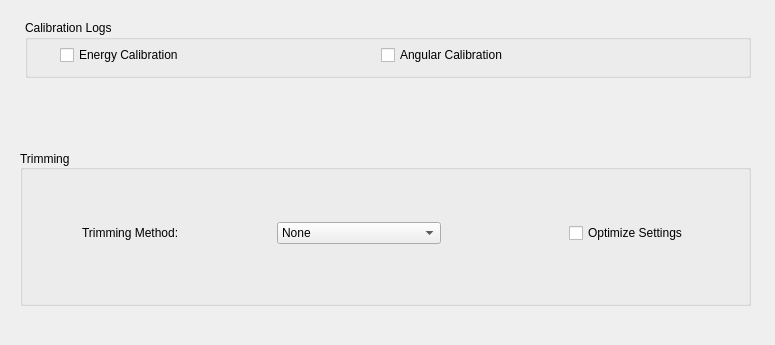
slsdetectorgroup/slsDetectorPackage, file slsDetectorGui/forms/form_tab_advanced.ui: the form before one commit.
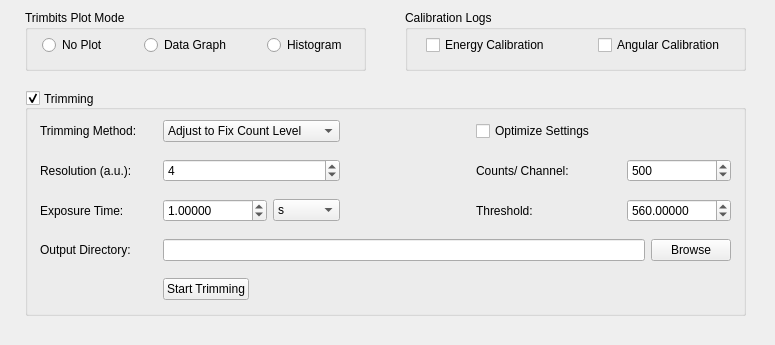
The form after the commit.

Commit message: added color to collapse in actions, changed angular for number of data to be received, corrected constant size scan widget

```diff
--- a/slsDetectorGui/forms/form_tab_advanced.ui
+++ b/slsDetectorGui/forms/form_tab_advanced.ui
@@ -11,7 +11,7 @@
    </rect>
   </property>
   <property name="sizePolicy">
-   <sizepolicy hsizetype="Preferred" vsizetype="Fixed">
+   <sizepolicy hsizetype="Fixed" vsizetype="Fixed">
     <horstretch>0</horstretch>
     <verstretch>0</verstretch>
    </sizepolicy>
@@ -31,58 +31,16 @@
   <property name="windowTitle">
    <string>Form</string>
   </property>
-  <widget class="QGroupBox" name="groupBox_3">
-   <property name="geometry">
-    <rect>
-     <x>25</x>
-     <y>20</y>
-     <width>726</width>
-     <height>58</height>
-    </rect>
-   </property>
-   <property name="title">
-    <string>Calibration Logs</string>
-   </property>
-   <widget class="QWidget" name="horizontalLayoutWidget_2">
-    <property name="geometry">
-     <rect>
-      <x>35</x>
-      <y>20</y>
-      <width>626</width>
-      <height>31</height>
-     </rect>
-    </property>
-    <layout class="QHBoxLayout" name="horizontalLayout_3">
-     <property name="spacing">
-      <number>15</number>
-     </property>
-     <item>
-      <widget class="QCheckBox" name="checkBox_3">
-       <property name="text">
-        <string>Energy Calibration</string>
-       </property>
-      </widget>
-     </item>
-     <item>
-      <widget class="QCheckBox" name="checkBox_4">
-       <property name="text">
-        <string>Angular Calibration</string>
-       </property>
-      </widget>
-     </item>
-    </layout>
-   </widget>
-  </widget>
   <widget class="QGroupBox" name="groupBox_4">
    <property name="enabled">
     <bool>true</bool>
    </property>
    <property name="geometry">
     <rect>
-     <x>20</x>
-     <y>150</y>
-     <width>731</width>
-     <height>156</height>
+     <x>25</x>
+     <y>90</y>
+     <width>721</width>
+     <height>226</height>
     </rect>
    </property>
    <property name="title">
@@ -94,34 +52,24 @@
    <property name="flat">
     <bool>false</bool>
    </property>
-   <widget class="QWidget" name="gridLayoutWidget_6">
+   <property name="checkable">
+    <bool>true</bool>
+   </property>
+   <widget class="QWidget" name="gridLayoutWidget_3">
     <property name="geometry">
      <rect>
       <x>15</x>
-      <y>20</y>
-      <width>701</width>
-      <height>126</height>
+      <y>25</y>
+      <width>691</width>
+      <height>195</height>
      </rect>
     </property>
-    <layout class="QGridLayout" name="gridLayout_6">
-     <item row="0" column="1">
-      <spacer name="horizontalSpacer_17">
-       <property name="orientation">
-        <enum>Qt::Horizontal</enum>
-       </property>
-       <property name="sizeType">
-        <enum>QSizePolicy::Fixed</enum>
-       </property>
-       <property name="sizeHint" stdset="0">
-        <size>
-         <width>45</width>
-         <height>10</height>
-        </size>
-       </property>
-      </spacer>
-     </item>
+    <layout class="QGridLayout" name="gridLayout_3">
+     <property name="verticalSpacing">
+      <number>12</number>
+     </property>
      <item row="0" column="0">
-      <widget class="QLabel" name="label">
+      <widget class="QLabel" name="label_5">
        <property name="sizePolicy">
         <sizepolicy hsizetype="Fixed" vsizetype="Preferred">
          <horstretch>0</horstretch>
@@ -133,33 +81,142 @@
        </property>
       </widget>
      </item>
-     <item row="0" column="2">
-      <widget class="QComboBox" name="comboBox">
+     <item row="0" column="1">
+      <spacer name="horizontalSpacer_2">
+       <property name="orientation">
+        <enum>Qt::Horizontal</enum>
+       </property>
+       <property name="sizeType">
+        <enum>QSizePolicy::Fixed</enum>
+       </property>
+       <property name="sizeHint" stdset="0">
+        <size>
+         <width>20</width>
+         <height>20</height>
+        </size>
+       </property>
+      </spacer>
+     </item>
+     <item row="3" column="0">
+      <widget class="QLabel" name="label_14">
        <property name="sizePolicy">
-        <sizepolicy hsizetype="Fixed" vsizetype="Fixed">
+        <sizepolicy hsizetype="Fixed" vsizetype="Preferred">
          <horstretch>0</horstretch>
          <verstretch>0</verstretch>
         </sizepolicy>
        </property>
+       <property name="text">
+        <string>Exposure Time:</string>
+       </property>
+      </widget>
+     </item>
+     <item row="3" column="2">
+      <widget class="QDoubleSpinBox" name="spinExpTime">
+       <property name="enabled">
+        <bool>true</bool>
+       </property>
+       <property name="sizePolicy">
+        <sizepolicy hsizetype="Preferred" vsizetype="Fixed">
+         <horstretch>0</horstretch>
+         <verstretch>0</verstretch>
+        </sizepolicy>
+       </property>
+       <property name="minimumSize">
+        <size>
+         <width>0</width>
+         <height>0</height>
+        </size>
+       </property>
+       <property name="maximumSize">
+        <size>
+         <width>16777215</width>
+         <height>16777215</height>
+        </size>
+       </property>
+       <property name="toolTip">
+        <string>Exposure time of each frame. 
+ #exptime#</string>
+       </property>
+       <property name="alignment">
+        <set>Qt::AlignLeading|Qt::AlignLeft|Qt::AlignVCenter</set>
+       </property>
+       <property name="decimals">
+        <number>5</number>
+       </property>
+       <property name="minimum">
+        <double>0.000000000000000</double>
+       </property>
+       <property name="maximum">
+        <double>2000000000.000000000000000</double>
+       </property>
+       <property name="value">
+        <double>1.000000000000000</double>
+       </property>
+      </widget>
+     </item>
+     <item row="3" column="3">
+      <widget class="QComboBox" name="comboExpUnit">
+       <property name="enabled">
+        <bool>true</bool>
+       </property>
+       <property name="sizePolicy">
+        <sizepolicy hsizetype="Preferred" vsizetype="Fixed">
+         <horstretch>0</horstretch>
+         <verstretch>0</verstretch>
+        </sizepolicy>
+       </property>
+       <property name="minimumSize">
+        <size>
+         <width>0</width>
+         <height>0</height>
+        </size>
+       </property>
+       <property name="maximumSize">
+        <size>
+         <width>16777215</width>
+         <height>16777215</height>
+        </size>
+       </property>
+       <property name="layoutDirection">
+        <enum>Qt::LeftToRight</enum>
+       </property>
+       <property name="currentIndex">
+        <number>2</number>
+       </property>
        <item>
         <property name="text">
-         <string>None</string>
+         <string>hr</string>
         </property>
        </item>
        <item>
         <property name="text">
-         <string>Adjust to Fix Count Level</string>
+         <string>min</string>
         </property>
        </item>
        <item>
         <property name="text">
-         <string>Equalize to Median</string>
+         <string>s</string>
         </property>
        </item>
+       <item>
+        <property name="text">
+         <string>ms</string>
+        </property>
+       </item>
+       <item>
+        <property name="text">
+         <string>us</string>
+        </property>
+       </item>
+       <item>
+        <property name="text">
+         <string>ns</string>
+        </property>
+       </item>
       </widget>
      </item>
-     <item row="0" column="3">
-      <spacer name="horizontalSpacer_18">
+     <item row="3" column="6">
+      <spacer name="horizontalSpacer_3">
        <property name="orientation">
         <enum>Qt::Horizontal</enum>
        </property>
@@ -168,14 +225,79 @@
        </property>
        <property name="sizeHint" stdset="0">
         <size>
-         <width>75</width>
-         <height>10</height>
+         <width>20</width>
+         <height>20</height>
         </size>
        </property>
       </spacer>
      </item>
-     <item row="0" column="4">
-      <widget class="QCheckBox" name="chkSaveAll">
+     <item row="3" column="4">
+      <spacer name="horizontalSpacer_4">
+       <property name="orientation">
+        <enum>Qt::Horizontal</enum>
+       </property>
+       <property name="sizeType">
+        <enum>QSizePolicy::Expanding</enum>
+       </property>
+       <property name="sizeHint" stdset="0">
+        <size>
+         <width>50</width>
+         <height>20</height>
+        </size>
+       </property>
+      </spacer>
+     </item>
+     <item row="4" column="0">
+      <widget class="QLabel" name="label_16">
+       <property name="sizePolicy">
+        <sizepolicy hsizetype="Fixed" vsizetype="Preferred">
+         <horstretch>0</horstretch>
+         <verstretch>0</verstretch>
+        </sizepolicy>
+       </property>
+       <property name="text">
+        <string>Output Directory:</string>
+       </property>
+      </widget>
+     </item>
+     <item row="4" column="2" colspan="6">
+      <widget class="QLineEdit" name="dispOutput"/>
+     </item>
+     <item row="4" column="8">
+      <widget class="QPushButton" name="btnBrowseOutput">
+       <property name="sizePolicy">
+        <sizepolicy hsizetype="Fixed" vsizetype="Fixed">
+         <horstretch>0</horstretch>
+         <verstretch>0</verstretch>
+        </sizepolicy>
+       </property>
+       <property name="text">
+        <string>Browse</string>
+       </property>
+      </widget>
+     </item>
+     <item row="5" column="4">
+      <layout class="QHBoxLayout" name="horizontalLayout_4">
+       <property name="spacing">
+        <number>0</number>
+       </property>
+      </layout>
+     </item>
+     <item row="5" column="2">
+      <widget class="QPushButton" name="btnStartTrimming">
+       <property name="sizePolicy">
+        <sizepolicy hsizetype="Fixed" vsizetype="Fixed">
+         <horstretch>0</horstretch>
+         <verstretch>0</verstretch>
+        </sizepolicy>
+       </property>
+       <property name="text">
+        <string>Start Trimming</string>
+       </property>
+      </widget>
+     </item>
+     <item row="3" column="7" colspan="2">
+      <widget class="QDoubleSpinBox" name="spinExpTime_2">
        <property name="enabled">
         <bool>true</bool>
        </property>
@@ -184,9 +306,318 @@
          <horstretch>0</horstretch>
          <verstretch>0</verstretch>
         </sizepolicy>
+       </property>
+       <property name="minimumSize">
+        <size>
+         <width>0</width>
+         <height>0</height>
+        </size>
+       </property>
+       <property name="maximumSize">
+        <size>
+         <width>16777215</width>
+         <height>16777215</height>
+        </size>
+       </property>
+       <property name="toolTip">
+        <string>Exposure time of each frame. 
+ #exptime#</string>
+       </property>
+       <property name="alignment">
+        <set>Qt::AlignLeading|Qt::AlignLeft|Qt::AlignVCenter</set>
+       </property>
+       <property name="decimals">
+        <number>5</number>
+       </property>
+       <property name="minimum">
+        <double>0.000000000000000</double>
+       </property>
+       <property name="maximum">
+        <double>2000000000.000000000000000</double>
+       </property>
+       <property name="value">
+        <double>560.000000000000000</double>
+       </property>
+      </widget>
+     </item>
+     <item row="3" column="5">
+      <widget class="QLabel" name="label_15">
+       <property name="sizePolicy">
+        <sizepolicy hsizetype="Fixed" vsizetype="Preferred">
+         <horstretch>0</horstretch>
+         <verstretch>0</verstretch>
+        </sizepolicy>
+       </property>
+       <property name="toolTip">
+        <string>Sets the Threshold DAC</string>
+       </property>
+       <property name="text">
+        <string>Threshold:</string>
+       </property>
+      </widget>
+     </item>
+     <item row="0" column="5">
+      <widget class="QCheckBox" name="chkOptimize">
+       <property name="enabled">
+        <bool>true</bool>
+       </property>
+       <property name="sizePolicy">
+        <sizepolicy hsizetype="Fixed" vsizetype="Fixed">
+         <horstretch>0</horstretch>
+         <verstretch>0</verstretch>
+        </sizepolicy>
+       </property>
+       <property name="minimumSize">
+        <size>
+         <width>0</width>
+         <height>0</height>
+        </size>
        </property>
        <property name="text">
         <string>Optimize Settings</string>
+       </property>
+      </widget>
+     </item>
+     <item row="2" column="0">
+      <widget class="QLabel" name="label_17">
+       <property name="sizePolicy">
+        <sizepolicy hsizetype="Fixed" vsizetype="Preferred">
+         <horstretch>0</horstretch>
+         <verstretch>0</verstretch>
+        </sizepolicy>
+       </property>
+       <property name="text">
+        <string>Resolution (a.u.):</string>
+       </property>
+      </widget>
+     </item>
+     <item row="2" column="2" colspan="2">
+      <widget class="QSpinBox" name="spinNumMeasurements">
+       <property name="sizePolicy">
+        <sizepolicy hsizetype="Preferred" vsizetype="Fixed">
+         <horstretch>0</horstretch>
+         <verstretch>0</verstretch>
+        </sizepolicy>
+       </property>
+       <property name="toolTip">
+        <string>Number of measurements (not in real time) that will be acquired. 
+ #frames#</string>
+       </property>
+       <property name="statusTip">
+        <string/>
+       </property>
+       <property name="whatsThis">
+        <string/>
+       </property>
+       <property name="alignment">
+        <set>Qt::AlignLeading|Qt::AlignLeft|Qt::AlignVCenter</set>
+       </property>
+       <property name="suffix">
+        <string/>
+       </property>
+       <property name="minimum">
+        <number>1</number>
+       </property>
+       <property name="maximum">
+        <number>2000000000</number>
+       </property>
+       <property name="value">
+        <number>4</number>
+       </property>
+      </widget>
+     </item>
+     <item row="0" column="2" colspan="2">
+      <widget class="QComboBox" name="comboMethod">
+       <property name="sizePolicy">
+        <sizepolicy hsizetype="Fixed" vsizetype="Fixed">
+         <horstretch>0</horstretch>
+         <verstretch>0</verstretch>
+        </sizepolicy>
+       </property>
+       <property name="minimumSize">
+        <size>
+         <width>0</width>
+         <height>0</height>
+        </size>
+       </property>
+       <item>
+        <property name="text">
+         <string>Adjust to Fix Count Level     </string>
+        </property>
+       </item>
+       <item>
+        <property name="text">
+         <string>Equalize to Median</string>
+        </property>
+       </item>
+      </widget>
+     </item>
+     <item row="2" column="5">
+      <widget class="QLabel" name="label_18">
+       <property name="sizePolicy">
+        <sizepolicy hsizetype="Fixed" vsizetype="Preferred">
+         <horstretch>0</horstretch>
+         <verstretch>0</verstretch>
+        </sizepolicy>
+       </property>
+       <property name="text">
+        <string>Counts/ Channel:</string>
+       </property>
+      </widget>
+     </item>
+     <item row="2" column="7" colspan="2">
+      <widget class="QSpinBox" name="spinNumMeasurements_2">
+       <property name="sizePolicy">
+        <sizepolicy hsizetype="Preferred" vsizetype="Fixed">
+         <horstretch>0</horstretch>
+         <verstretch>0</verstretch>
+        </sizepolicy>
+       </property>
+       <property name="toolTip">
+        <string>Number of measurements (not in real time) that will be acquired. 
+ #frames#</string>
+       </property>
+       <property name="statusTip">
+        <string/>
+       </property>
+       <property name="whatsThis">
+        <string/>
+       </property>
+       <property name="alignment">
+        <set>Qt::AlignLeading|Qt::AlignLeft|Qt::AlignVCenter</set>
+       </property>
+       <property name="suffix">
+        <string/>
+       </property>
+       <property name="minimum">
+        <number>1</number>
+       </property>
+       <property name="maximum">
+        <number>2000000000</number>
+       </property>
+       <property name="value">
+        <number>500</number>
+       </property>
+      </widget>
+     </item>
+    </layout>
+   </widget>
+  </widget>
+  <widget class="QGroupBox" name="groupBox">
+   <property name="geometry">
+    <rect>
+     <x>25</x>
+     <y>10</y>
+     <width>341</width>
+     <height>61</height>
+    </rect>
+   </property>
+   <property name="title">
+    <string>Trimbits Plot Mode</string>
+   </property>
+   <widget class="QWidget" name="horizontalLayoutWidget">
+    <property name="geometry">
+     <rect>
+      <x>15</x>
+      <y>20</y>
+      <width>311</width>
+      <height>31</height>
+     </rect>
+    </property>
+    <layout class="QHBoxLayout" name="horizontalLayout">
+     <property name="spacing">
+      <number>34</number>
+     </property>
+     <item>
+      <widget class="QRadioButton" name="radioButton_4">
+       <property name="sizePolicy">
+        <sizepolicy hsizetype="Fixed" vsizetype="Fixed">
+         <horstretch>0</horstretch>
+         <verstretch>0</verstretch>
+        </sizepolicy>
+       </property>
+       <property name="text">
+        <string>No Plot</string>
+       </property>
+      </widget>
+     </item>
+     <item>
+      <widget class="QRadioButton" name="radioButton_5">
+       <property name="sizePolicy">
+        <sizepolicy hsizetype="Fixed" vsizetype="Fixed">
+         <horstretch>0</horstretch>
+         <verstretch>0</verstretch>
+        </sizepolicy>
+       </property>
+       <property name="text">
+        <string>Data Graph</string>
+       </property>
+      </widget>
+     </item>
+     <item>
+      <widget class="QRadioButton" name="radioButton_6">
+       <property name="sizePolicy">
+        <sizepolicy hsizetype="Fixed" vsizetype="Fixed">
+         <horstretch>0</horstretch>
+         <verstretch>0</verstretch>
+        </sizepolicy>
+       </property>
+       <property name="text">
+        <string>Histogram</string>
+       </property>
+      </widget>
+     </item>
+    </layout>
+   </widget>
+  </widget>
+  <widget class="QGroupBox" name="groupBox_2">
+   <property name="geometry">
+    <rect>
+     <x>405</x>
+     <y>10</y>
+     <width>341</width>
+     <height>61</height>
+    </rect>
+   </property>
+   <property name="title">
+    <string>Calibration Logs</string>
+   </property>
+   <widget class="QWidget" name="horizontalLayoutWidget_2">
+    <property name="geometry">
+     <rect>
+      <x>15</x>
+      <y>20</y>
+      <width>311</width>
+      <height>31</height>
+     </rect>
+    </property>
+    <layout class="QHBoxLayout" name="horizontalLayout_2">
+     <property name="spacing">
+      <number>42</number>
+     </property>
+     <item>
+      <widget class="QCheckBox" name="chkEnergyLog">
+       <property name="sizePolicy">
+        <sizepolicy hsizetype="Fixed" vsizetype="Fixed">
+         <horstretch>0</horstretch>
+         <verstretch>0</verstretch>
+        </sizepolicy>
+       </property>
+       <property name="text">
+        <string>Energy Calibration</string>
+       </property>
+      </widget>
+     </item>
+     <item>
+      <widget class="QCheckBox" name="chkAngularLog">
+       <property name="sizePolicy">
+        <sizepolicy hsizetype="Fixed" vsizetype="Fixed">
+         <horstretch>0</horstretch>
+         <verstretch>0</verstretch>
+        </sizepolicy>
+       </property>
+       <property name="text">
+        <string>Angular Calibration</string>
        </property>
       </widget>
      </item>
```
The commit also changes 10 other files.
